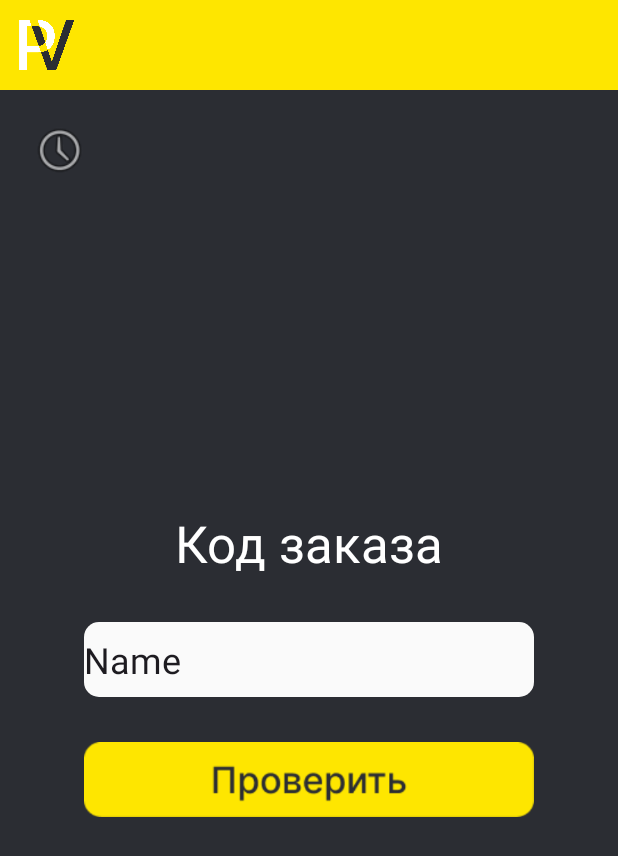
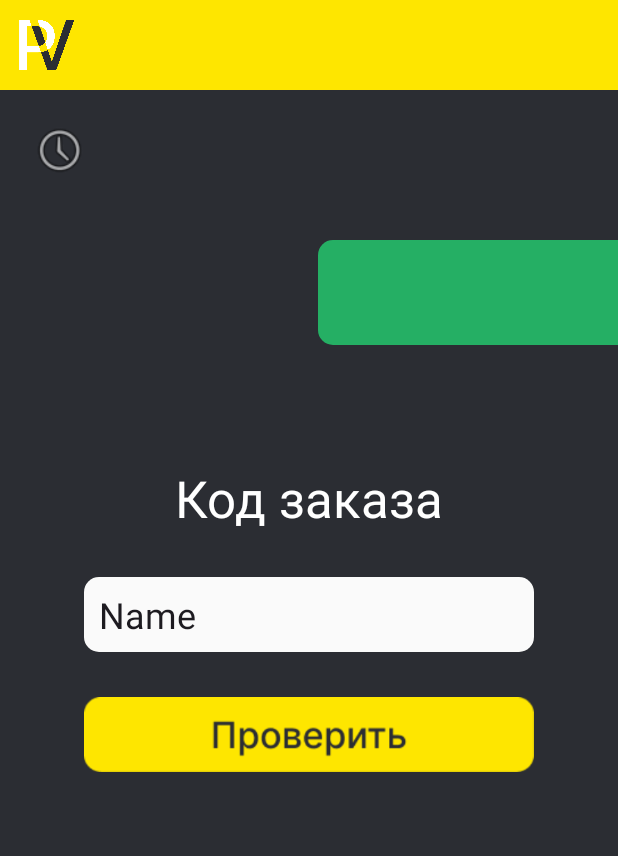
Before and after one commit to NI-Corp/PaymentV, an Android app: the screen it shows after launch (MainActivity), on a phone screen of 412 x 824 dp. Shown: the top 856 px of the screen. Run offline under Robolectric (Android 15) with nearby library versions, the phone set to English and light mode, and no system bars.

Commit message:
add check backs

```diff
--- /dev/null
+++ b/app/src/main/res/drawable/check_bad_back.xml
@@ -0,0 +1,5 @@
+<?xml version="1.0" encoding="utf-8"?>
+<shape xmlns:android="http://schemas.android.com/apk/res/android" android:shape="rectangle">
+    <solid android:color="#B42424"/>
+    <corners android:bottomLeftRadius="10dp" android:bottomRightRadius="0dp" android:topLeftRadius="10dp" android:topRightRadius="0dp"/>
+</shape>
--- /dev/null
+++ b/app/src/main/res/drawable/check_ok_back.xml
@@ -0,0 +1,5 @@
+<?xml version="1.0" encoding="utf-8"?>
+<shape xmlns:android="http://schemas.android.com/apk/res/android" android:shape="rectangle">
+    <solid android:color="#25AF64"/>
+    <corners android:bottomLeftRadius="10dp" android:bottomRightRadius="0dp" android:topLeftRadius="10dp" android:topRightRadius="0dp"/>
+</shape>
--- a/app/src/main/res/layout/activity_check.xml
+++ b/app/src/main/res/layout/activity_check.xml
@@ -33,7 +33,7 @@
         android:layout_width="match_parent"
         android:layout_height="wrap_content"
         app:layout_constraintBottom_toBottomOf="parent"
-        app:layout_constraintTop_toBottomOf="@+id/constraintLayout"
+        app:layout_constraintTop_toTopOf="parent"
         tools:layout_editor_absoluteX="0dp">
 
         <EditText
@@ -43,6 +43,7 @@
             android:layout_marginTop="30dp"
             android:background="@drawable/edit_text_back"
             android:inputType="text"
+            android:paddingLeft="10dp"
             android:text="Name"
             android:textSize="24sp"
             app:layout_constraintEnd_toEndOf="parent"
@@ -76,6 +77,7 @@
         android:layout_width="200dp"
         android:layout_height="70dp"
         android:layout_marginTop="100dp"
+        android:background="@drawable/check_ok_back"
         app:layout_constraintEnd_toEndOf="parent"
         app:layout_constraintTop_toBottomOf="@+id/constraintLayout">
 
```
